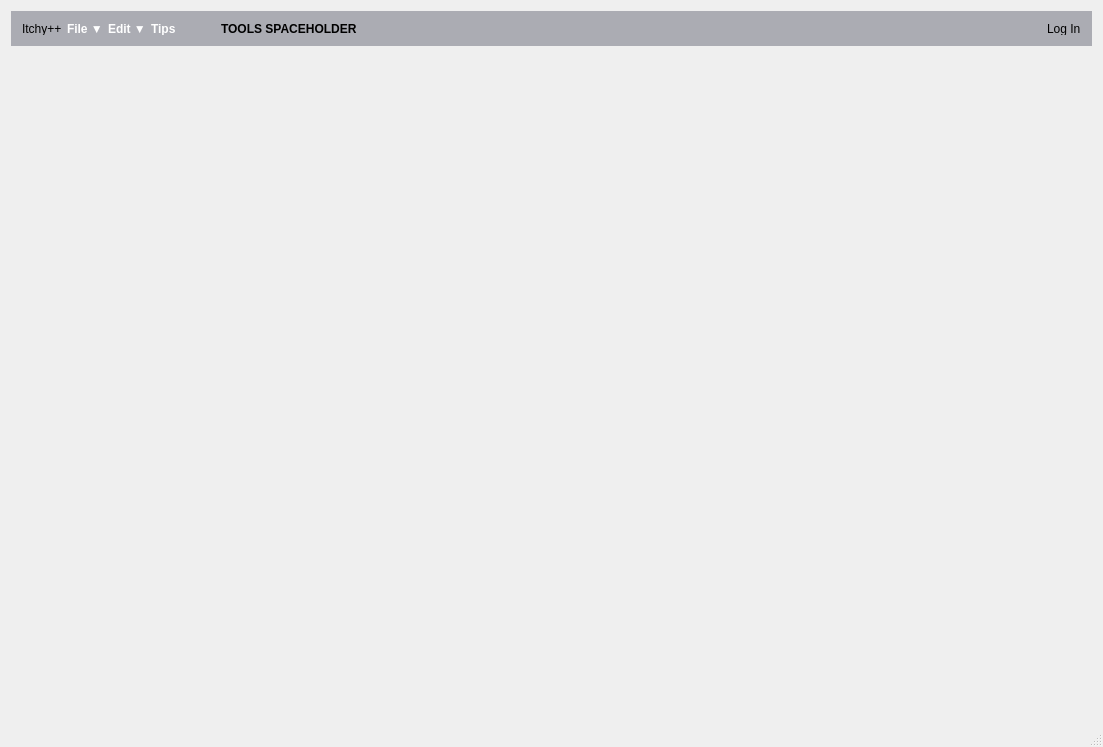
Old version of the form itchy.ui in the repository ItchyPlusPlus/ItchyPlusPlus.
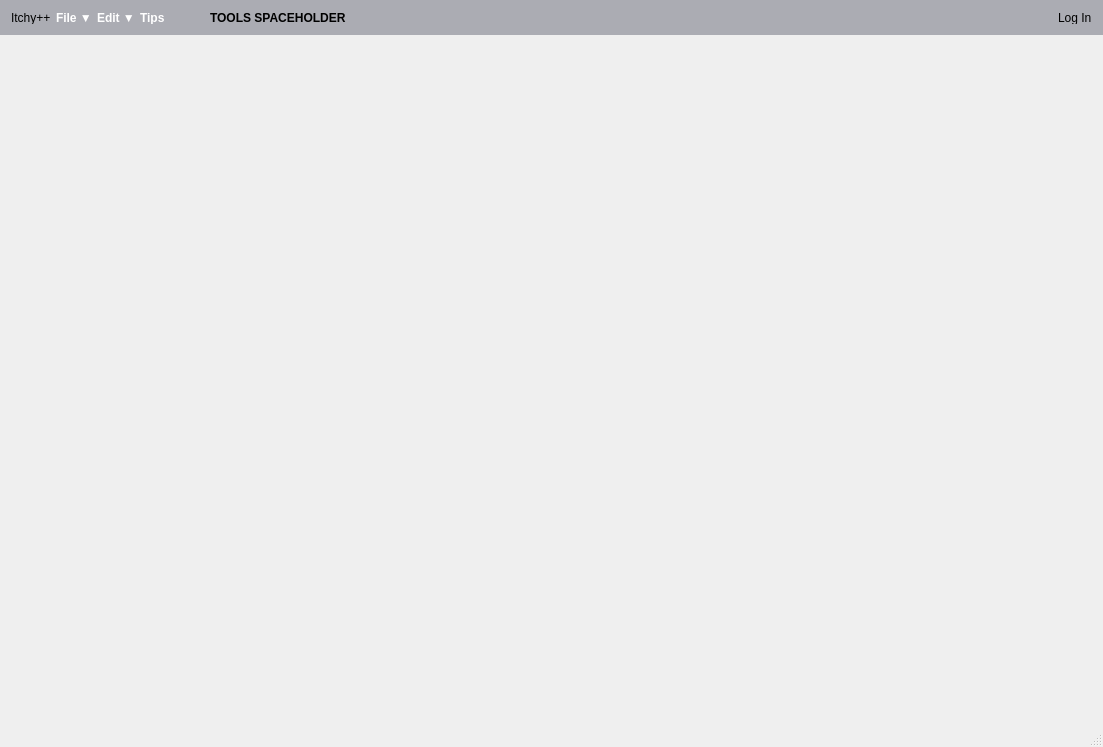
New version of the form.

Commit message: update gui and .pro makefile

What changed in the file:
```diff
--- a/itchy.ui
+++ b/itchy.ui
@@ -15,6 +15,18 @@
   </property>
   <widget class="QWidget" name="centralWidget">
    <layout class="QVBoxLayout" name="verticalLayout">
+    <property name="leftMargin">
+     <number>0</number>
+    </property>
+    <property name="topMargin">
+     <number>0</number>
+    </property>
+    <property name="rightMargin">
+     <number>0</number>
+    </property>
+    <property name="bottomMargin">
+     <number>0</number>
+    </property>
     <item>
      <layout class="QGridLayout" name="gridlayout_main_layout">
       <item row="4" column="0">
```
The commit also changes 1 other file.
